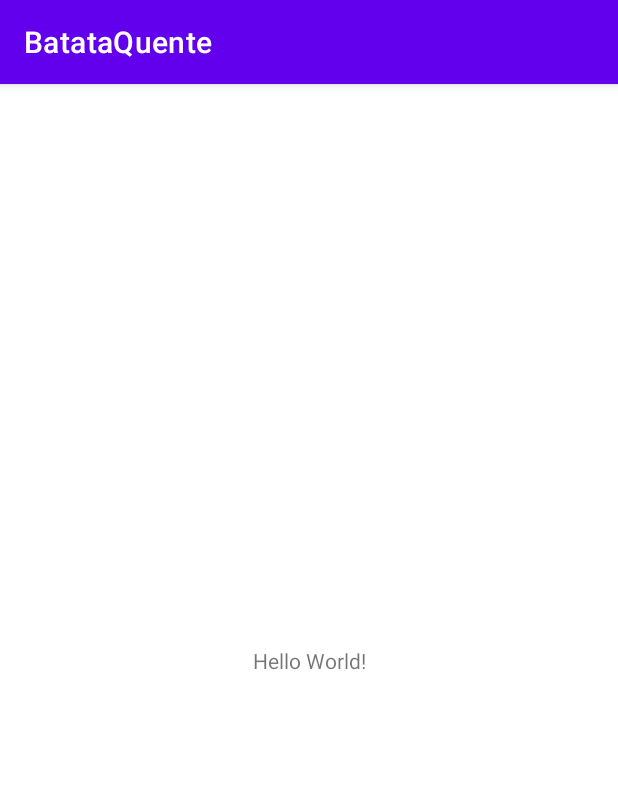
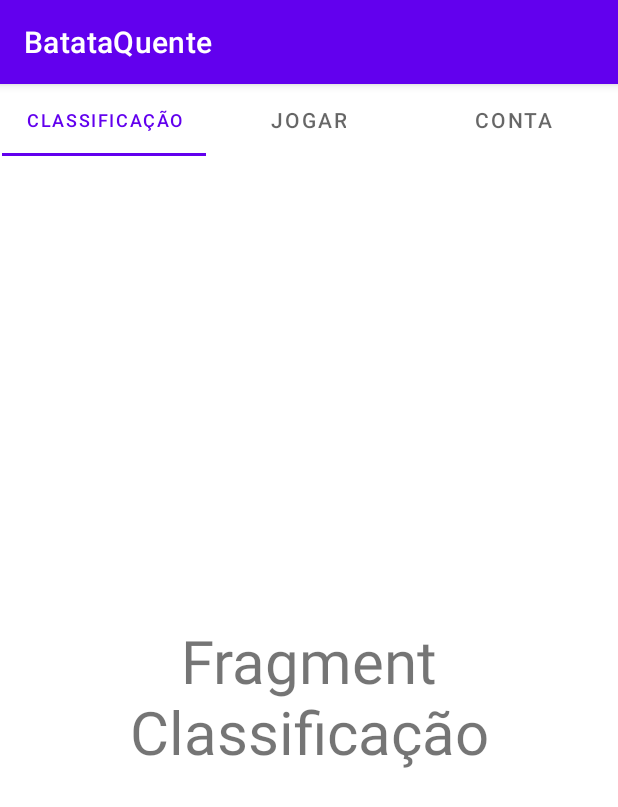
Before and after one commit to arthur-timoteo/cti_tcc_batata-quente, an Android app: the screen it shows after launch (MainActivity), on a phone screen of 412 x 824 dp. Shown: the top 807 px of the screen. Run offline under Robolectric (Android 15) with nearby library versions, the light colour scheme and no system bars.

Commit message:
TabNavigation implemented

```diff
--- a/app_mobile/app/build.gradle
+++ b/app_mobile/app/build.gradle
@@ -32,6 +32,7 @@ dependencies {
     implementation 'androidx.appcompat:appcompat:1.4.1'
     implementation 'com.google.android.material:material:1.5.0'
     implementation 'androidx.constraintlayout:constraintlayout:2.1.3'
+    implementation 'androidx.legacy:legacy-support-v4:1.0.0'
     testImplementation 'junit:junit:4.+'
     androidTestImplementation 'androidx.test.ext:junit:1.1.3'
     androidTestImplementation 'androidx.test.espresso:espresso-core:3.4.0'
--- a/app_mobile/app/src/main/AndroidManifest.xml
+++ b/app_mobile/app/src/main/AndroidManifest.xml
@@ -10,7 +10,7 @@
         android:supportsRtl="true"
         android:theme="@style/Theme.BatataQuente">
         <activity
-            android:name=".MainActivity"
+            android:name=".view.MainActivity"
             android:exported="true">
             <intent-filter>
                 <action android:name="android.intent.action.MAIN" />
--- a/app_mobile/app/src/main/java/com/example/batataquente/MainActivity.java
+++ /dev/null
@@ -1,14 +0,0 @@
-package com.example.batataquente;
-
-import androidx.appcompat.app.AppCompatActivity;
-
-import android.os.Bundle;
-
-public class MainActivity extends AppCompatActivity {
-
-    @Override
-    protected void onCreate(Bundle savedInstanceState) {
-        super.onCreate(savedInstanceState);
-        setContentView(R.layout.activity_main);
-    }
-}
--- /dev/null
+++ b/app_mobile/app/src/main/java/com/example/batataquente/adapter/TLAdapter.java
@@ -0,0 +1,41 @@
+package com.example.batataquente.adapter;
+
+import androidx.annotation.NonNull;
+import androidx.annotation.Nullable;
+import androidx.fragment.app.Fragment;
+import androidx.fragment.app.FragmentManager;
+import androidx.fragment.app.FragmentPagerAdapter;
+
+import java.util.ArrayList;
+
+public class TLAdapter extends FragmentPagerAdapter {
+
+    private final ArrayList<Fragment> fragmentArrayList = new ArrayList<>();
+    private final ArrayList<String> fragmentTitle = new ArrayList<>();
+
+    public TLAdapter(@NonNull FragmentManager fm, int behavior) {
+        super(fm, behavior);
+    }
+
+    @NonNull
+    @Override
+    public Fragment getItem(int position) {
+        return fragmentArrayList.get(position);
+    }
+
+    @Override
+    public int getCount() {
+        return fragmentArrayList.size();
+    }
+
+    public void addFragment(Fragment fragment, String title){
+        fragmentArrayList.add(fragment);
+        fragmentTitle.add(title);
+    }
+
+    @Nullable
+    @Override
+    public CharSequence getPageTitle(int position){
+        return fragmentTitle.get(position);
+    }
+}
--- /dev/null
+++ b/app_mobile/app/src/main/java/com/example/batataquente/view/MainActivity.java
@@ -0,0 +1,37 @@
+package com.example.batataquente.view;
+
+import androidx.appcompat.app.AppCompatActivity;
+import androidx.fragment.app.FragmentPagerAdapter;
+import androidx.viewpager.widget.ViewPager;
+
+import android.os.Bundle;
+
+import com.example.batataquente.R;
+import com.example.batataquente.adapter.TLAdapter;
+import com.example.batataquente.view.fragment.ClassificacaoFragment;
+import com.example.batataquente.view.fragment.ContaFragment;
+import com.example.batataquente.view.fragment.JogarFragment;
+import com.google.android.material.tabs.TabLayout;
+
+public class MainActivity extends AppCompatActivity {
+
+    private TabLayout tabLayout;
+    private ViewPager viewPager;
+
+    @Override
+    protected void onCreate(Bundle savedInstanceState) {
+        super.onCreate(savedInstanceState);
+        setContentView(R.layout.activity_main);
+
+        tabLayout = findViewById(R.id.tabLayout);
+        viewPager = findViewById(R.id.viewPager);
+
+        tabLayout.setupWithViewPager(viewPager);
+
+        TLAdapter tlAdapter = new TLAdapter(getSupportFragmentManager(), FragmentPagerAdapter.BEHAVIOR_RESUME_ONLY_CURRENT_FRAGMENT);
+        tlAdapter.addFragment(new ClassificacaoFragment(), "CLASSIFICAÇÃO");
+        tlAdapter.addFragment(new JogarFragment(), "JOGAR");
+        tlAdapter.addFragment(new ContaFragment(), "CONTA");
+        viewPager.setAdapter(tlAdapter);
+    }
+}
--- /dev/null
+++ b/app_mobile/app/src/main/java/com/example/batataquente/view/fragment/ClassificacaoFragment.java
@@ -0,0 +1,21 @@
+package com.example.batataquente.view.fragment;
+
+import android.os.Bundle;
+
+import androidx.fragment.app.Fragment;
+
+import android.view.LayoutInflater;
+import android.view.View;
+import android.view.ViewGroup;
+
+import com.example.batataquente.R;
+
+public class ClassificacaoFragment extends Fragment {
+
+    @Override
+    public View onCreateView(LayoutInflater inflater, ViewGroup container,
+                             Bundle savedInstanceState) {
+        // Inflate the layout for this fragment
+        return inflater.inflate(R.layout.fragment_classificacao, container, false);
+    }
+}
--- /dev/null
+++ b/app_mobile/app/src/main/java/com/example/batataquente/view/fragment/ContaFragment.java
@@ -0,0 +1,21 @@
+package com.example.batataquente.view.fragment;
+
+import android.os.Bundle;
+
+import androidx.fragment.app.Fragment;
+
+import android.view.LayoutInflater;
+import android.view.View;
+import android.view.ViewGroup;
+
+import com.example.batataquente.R;
+
+public class ContaFragment extends Fragment {
+
+    @Override
+    public View onCreateView(LayoutInflater inflater, ViewGroup container,
+                             Bundle savedInstanceState) {
+        // Inflate the layout for this fragment
+        return inflater.inflate(R.layout.fragment_conta, container, false);
+    }
+}
--- /dev/null
+++ b/app_mobile/app/src/main/java/com/example/batataquente/view/fragment/JogarFragment.java
@@ -0,0 +1,21 @@
+package com.example.batataquente.view.fragment;
+
+import android.os.Bundle;
+
+import androidx.fragment.app.Fragment;
+
+import android.view.LayoutInflater;
+import android.view.View;
+import android.view.ViewGroup;
+
+import com.example.batataquente.R;
+
+public class JogarFragment extends Fragment {
+
+    @Override
+    public View onCreateView(LayoutInflater inflater, ViewGroup container,
+                             Bundle savedInstanceState) {
+        // Inflate the layout for this fragment
+        return inflater.inflate(R.layout.fragment_jogar, container, false);
+    }
+}
--- a/app_mobile/app/src/main/res/layout/activity_main.xml
+++ b/app_mobile/app/src/main/res/layout/activity_main.xml
@@ -4,15 +4,41 @@
     xmlns:tools="http://schemas.android.com/tools"
     android:layout_width="match_parent"
     android:layout_height="match_parent"
-    tools:context=".MainActivity">
+    tools:context=".view.MainActivity">
 
-    <TextView
-        android:layout_width="wrap_content"
+    <com.google.android.material.tabs.TabLayout
+        android:id="@+id/tabLayout"
+        android:layout_width="409dp"
         android:layout_height="wrap_content"
-        android:text="Hello World!"
+        app:layout_constraintEnd_toEndOf="parent"
+        app:layout_constraintHorizontal_bias="0.5"
+        app:layout_constraintStart_toStartOf="parent"
+        app:layout_constraintTop_toTopOf="parent">
+
+        <com.google.android.material.tabs.TabItem
+            android:layout_width="wrap_content"
+            android:layout_height="wrap_content"
+            android:text="Classificação" />
+
+        <com.google.android.material.tabs.TabItem
+            android:layout_width="wrap_content"
+            android:layout_height="wrap_content"
+            android:text="Jogar" />
+
+        <com.google.android.material.tabs.TabItem
+            android:layout_width="wrap_content"
+            android:layout_height="wrap_content"
+            android:text="Conta" />
+    </com.google.android.material.tabs.TabLayout>
+
+    <androidx.viewpager.widget.ViewPager
+        android:id="@+id/viewPager"
+        android:layout_width="match_parent"
+        android:layout_height="wrap_content"
         app:layout_constraintBottom_toBottomOf="parent"
-        app:layout_constraintLeft_toLeftOf="parent"
-        app:layout_constraintRight_toRightOf="parent"
-        app:layout_constraintTop_toTopOf="parent" />
+        app:layout_constraintEnd_toEndOf="parent"
+        app:layout_constraintHorizontal_bias="0.5"
+        app:layout_constraintStart_toStartOf="parent"
+        app:layout_constraintTop_toBottomOf="@+id/tabLayout" />
 
 </androidx.constraintlayout.widget.ConstraintLayout>
--- /dev/null
+++ b/app_mobile/app/src/main/res/layout/fragment_classificacao.xml
@@ -0,0 +1,15 @@
+<?xml version="1.0" encoding="utf-8"?>
+<FrameLayout xmlns:android="http://schemas.android.com/apk/res/android"
+    xmlns:tools="http://schemas.android.com/tools"
+    android:layout_width="match_parent"
+    android:layout_height="match_parent"
+    tools:context=".view.fragment.ClassificacaoFragment">
+
+    <TextView
+        android:layout_width="match_parent"
+        android:layout_height="match_parent"
+        android:text="Fragment Classificação"
+        android:gravity="center"
+        android:textSize="40dp"/>
+
+</FrameLayout>
--- /dev/null
+++ b/app_mobile/app/src/main/res/layout/fragment_conta.xml
@@ -0,0 +1,15 @@
+<?xml version="1.0" encoding="utf-8"?>
+<FrameLayout xmlns:android="http://schemas.android.com/apk/res/android"
+    xmlns:tools="http://schemas.android.com/tools"
+    android:layout_width="match_parent"
+    android:layout_height="match_parent"
+    tools:context=".view.fragment.ContaFragment">
+
+    <TextView
+        android:layout_width="match_parent"
+        android:layout_height="match_parent"
+        android:text="Fragment Conta"
+        android:gravity="center"
+        android:textSize="40dp"/>
+
+</FrameLayout>
--- /dev/null
+++ b/app_mobile/app/src/main/res/layout/fragment_jogar.xml
@@ -0,0 +1,15 @@
+<?xml version="1.0" encoding="utf-8"?>
+<FrameLayout xmlns:android="http://schemas.android.com/apk/res/android"
+    xmlns:tools="http://schemas.android.com/tools"
+    android:layout_width="match_parent"
+    android:layout_height="match_parent"
+    tools:context=".view.fragment.JogarFragment">
+
+    <TextView
+        android:layout_width="match_parent"
+        android:layout_height="match_parent"
+        android:text="Fragment Jogar"
+        android:gravity="center"
+        android:textSize="40dp"/>
+
+</FrameLayout>
--- a/app_mobile/app/src/main/res/values/strings.xml
+++ b/app_mobile/app/src/main/res/values/strings.xml
@@ -1,3 +1,5 @@
 <resources>
     <string name="app_name">BatataQuente</string>
+    <!-- TODO: Remove or change this placeholder text -->
+    <string name="hello_blank_fragment">Hello blank fragment</string>
 </resources>
```
